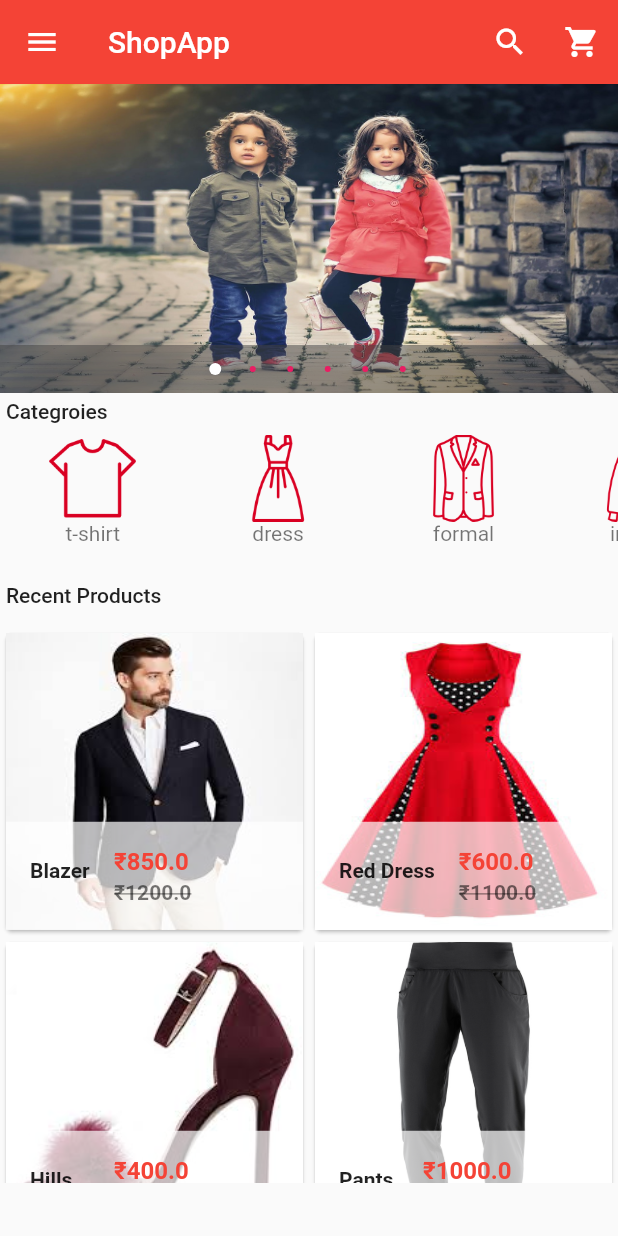
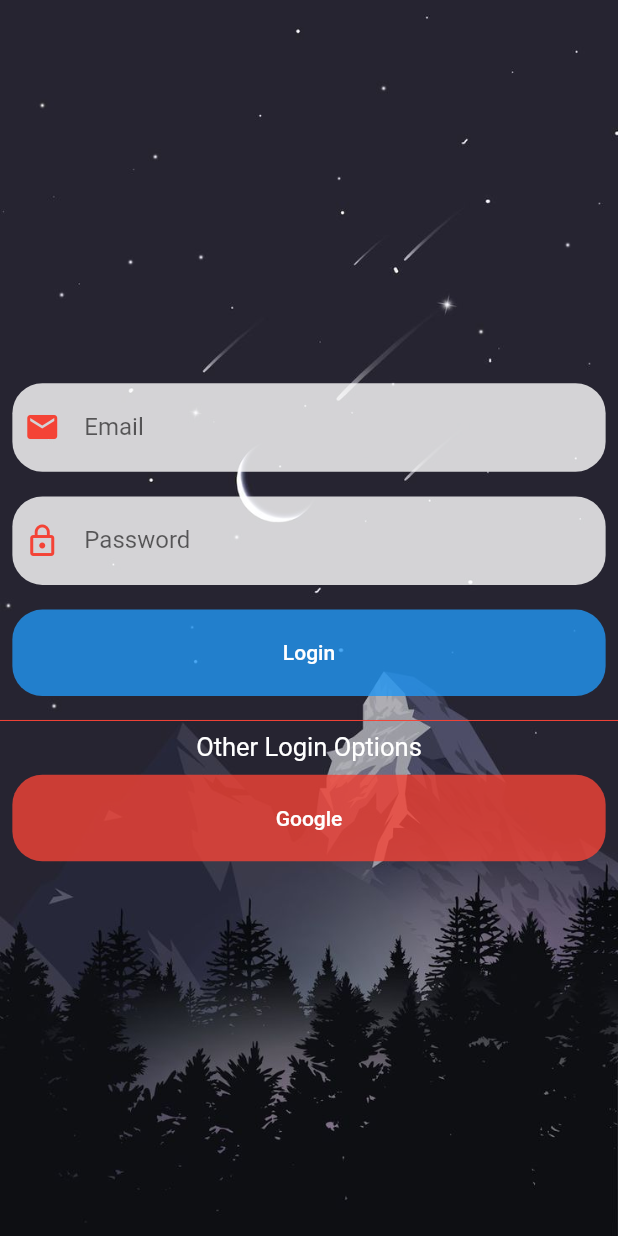
Before and after one commit to ksrikanth554/ecommerceapp, a Flutter app: the screen it shows after launch, on a phone screen of 412 x 824 dp. Run offline on Flutter 3.47's test engine with Material 2 defaults, Android fonts, the phone set to English and light mode, and no system bars; drawn by our look-alikes of carousel_pro; our stand-ins replace cloud_firestore, firebase_auth, google_sign_in, shared_preferences, toast; accounts and stored records are empty.

Commit message:
loginupdated

```diff
--- /dev/null
+++ b/lib/login.dart
@@ -0,0 +1,259 @@
+import 'package:cloud_firestore/cloud_firestore.dart';
+import 'package:firebase_auth/firebase_auth.dart';
+import 'package:flutter/material.dart';
+import 'package:google_sign_in/google_sign_in.dart';
+import 'package:shared_preferences/shared_preferences.dart';
+import 'package:toast/toast.dart';
+
+import 'homepage.dart';
+
+class Login extends StatefulWidget {
+  @override
+  _LoginState createState() => _LoginState();
+}
+
+class _LoginState extends State<Login> {
+  final GoogleSignIn googleSignIn=GoogleSignIn();
+  final FirebaseAuth firebaseAuth=FirebaseAuth.instance;
+  TextEditingController emailController=TextEditingController();
+  TextEditingController passwordController=TextEditingController();
+  final _formkey=GlobalKey<FormState>();
+
+  SharedPreferences preferences;
+  bool isLoading=false;
+  bool isLoggedin=false;
+
+  @override
+  void initState() {
+    // TODO: implement initState
+    super.initState();
+   // isSignedIn();
+  }
+  void isSignedIn()async{
+        setState(() {
+          isLoading=true;
+        });
+      preferences=await SharedPreferences.getInstance();
+      isLoggedin=await googleSignIn.isSignedIn();
+      if (isLoggedin) {
+        Navigator.of(context).pushReplacement(MaterialPageRoute(builder: (ctx)=>HomePage()));
+      }
+      setState(() {
+        isLoading=false;
+      });
+
+  }
+
+  Future handleSignIn()async{
+    preferences=await SharedPreferences.getInstance();
+    setState(() {
+      isLoading=true;
+    });
+    GoogleSignInAccount googleuser=await googleSignIn.signIn();
+    GoogleSignInAuthentication googleSignInAuthentication=await googleuser.authentication;
+
+    final AuthCredential credential=GoogleAuthProvider.getCredential(
+                                                                      idToken: googleSignInAuthentication.idToken,
+                                                                       accessToken: googleSignInAuthentication.accessToken
+                                                                    );
+
+    final AuthResult authResult=await firebaseAuth.signInWithCredential(credential);
+    FirebaseUser firebaseUser=authResult.user;
+    if (firebaseUser!=null) {
+      final QuerySnapshot result=await Firestore.instance.collection("users").where("id",isEqualTo:firebaseUser.uid).getDocuments();
+      final List<DocumentSnapshot> documnets=result.documents;
+      if (documnets.length==0) {
+        Firestore.instance.collection("users").document(firebaseUser.uid)
+                                              .setData(
+                                                    {
+                                                      "id":firebaseUser.uid,
+                                                      "username":firebaseUser.displayName,
+                                                      "profilePicture":firebaseUser.photoUrl
+                                                    }
+                                                 );
+        await preferences.setString("id", firebaseUser.uid);
+        await preferences.setString("username", firebaseUser.displayName);
+        await preferences.setString("profilePicture", firebaseUser.photoUrl);
+      }
+      else{
+        await preferences.setString("id", documnets[0]["id"]);
+        await preferences.setString("username", documnets[0]["username"]);
+        await preferences.setString("profilePicture", documnets[0]["profilePicture"]);
+
+      }
+       isLoggedin=await googleSignIn.isSignedIn();
+      if (isLoggedin) {
+        Navigator.of(context).pushReplacement(MaterialPageRoute(builder: (ctx)=>HomePage()));
+      }
+      Toast.show("Successfully LoggedIn", context,duration:Toast.LENGTH_LONG);
+      setState(() {
+        isLoading=false;
+      });
+    }
+    else{
+
+    }
+
+  }
+
+  @override
+  Widget build(BuildContext context) {
+    return Scaffold(
+     // resizeToAvoidBottomInset: false,
+      // appBar: AppBar(
+      //   title: Text('Loggin'),
+
+      // ),
+      body: Stack(
+
+        children: <Widget>[
+          // Center(
+          //   child:FlatButton(onPressed:(){
+          //     handleSignIn();
+          //   }, child: Text('Sign In/Sign up with google')),
+          // ),
+
+
+          Image.asset("images/login_image.jpg",
+          fit: BoxFit.fill,
+          width: double.infinity,
+          height: double.infinity,
+          ),
+          SingleChildScrollView(
+              child: Container(
+              padding:EdgeInsets.only(
+               top:MediaQuery.of(context).size.height*0.3
+                ),
+              child: Form(
+                  key: _formkey,
+                  child: Container(
+
+                         child: Column(
+                      children: <Widget>[
+                        Padding(
+                          padding:  EdgeInsets.all(MediaQuery.of(context).size.width*0.02),
+                          child: Material(
+                          elevation: 0.0,
+                          borderRadius: BorderRadius.circular(20.0),
+                          color: Colors.white.withOpacity(0.8),
+                          child: Container(
+                            decoration: BoxDecoration(
+
+                            ),
+                            child: TextFormField(
+                              decoration: InputDecoration(
+                                hintText: "Enter Email",
+                                labelText: "Email",
+                                border: InputBorder.none,
+
+                                icon: Padding(
+                                  padding: const EdgeInsets.only(left:8.0),
+                                  child: Icon(Icons.email,color: Colors.red,),
+                                )
+                              ),
+                              controller:emailController ,
+                            ),
+                          ),
+                          ),
+                        ),
+                        Padding(
+                          padding:  EdgeInsets.all(MediaQuery.of(context).size.width*0.02),
+                          child: Material(
+                          elevation: 0.0,
+                          borderRadius: BorderRadius.circular(20.0),
+                          color: Colors.white.withOpacity(0.8),
+                          child: Container(
+                            decoration: BoxDecoration(
+
+                            ),
+                            child: TextFormField(
+                              decoration: InputDecoration(
+                                hintText: "Enter Password",
+                                labelText: "Password",
+                                border: InputBorder.none,
+                                icon: Padding(
+                                  padding: const EdgeInsets.only(left:8.0),
+                                  child: Icon(Icons.lock_outline,color: Colors.red,),
+                                )
+                              ),
+                              controller:passwordController ,
+                            ),
+                          ),
+                          ),
+                        ),
+                        Padding(
+                          padding:  EdgeInsets.all(MediaQuery.of(context).size.width*0.02),
+                          child: Material(
+
+                          elevation: 0.0,
+                          borderRadius: BorderRadius.circular(20.0),
+                          color: Colors.blue.withOpacity(0.8),
+                          child: Container(
+                            width: MediaQuery.of(context).size.width,
+                            height: MediaQuery.of(context).size.height*0.07,
+                            decoration: BoxDecoration(
+
+                            ),
+                            child: MaterialButton(
+                              //color: Colors.blue,
+                              child: Text('Login',style: TextStyle(color:Colors.white),),
+                              onPressed:(){}
+                              ),
+                          ),
+                          ),
+                        ),
+                        Divider(color: Colors.red,),
+                        Text('Other Login Options',style:TextStyle(color:Colors.white,fontSize: 17.0),),
+                        Padding(
+                          padding:  EdgeInsets.all(MediaQuery.of(context).size.width*0.02),
+                          child: Material(
+
+                          elevation: 0.0,
+                          borderRadius: BorderRadius.circular(20.0),
+                          color: Colors.red.withOpacity(0.8),
+                          child: Container(
+                            width: MediaQuery.of(context).size.width,
+                            height: MediaQuery.of(context).size.height*0.07,
+                            decoration: BoxDecoration(
+
+                            ),
+                            child: MaterialButton(
+                              //color: Colors.blue,
+                              child: Text('Google',style: TextStyle(color:Colors.white),),
+                              onPressed:(){
+                                handleSignIn();
+                              }
+                              ),
+                          ),
+                          ),
+                        ),
+
+
+                      ],
+                ),
+
+                  ),
+              ),
+
+            ),
+          ),
+
+
+          Visibility(
+            visible:isLoading??true,
+            child: Center(
+              child: Container(
+                   child: CircularProgressIndicator(
+                  valueColor: AlwaysStoppedAnimation<Color>(Colors.red),
+                ),
+              ),
+            ),
+          )
+        ],
+      ),
+
+    );
+  }
+
+
+}
--- a/lib/main.dart
+++ b/lib/main.dart
@@ -1,4 +1,5 @@
 import 'package:carousel_pro/carousel_pro.dart';
+import 'package:ecommerceapp/login.dart';
 import './cart.dart';
 import './components/horizontallist_categories.dart';
 import 'package:flutter/material.dart';
@@ -16,154 +17,7 @@ void main(){
 
       debugShowCheckedModeBanner: false,
 
-      home: HomePage(),
+      home: Login(),
     )
   );
 }
-
-class HomePage extends StatefulWidget {
-  @override
-  _HomePageState createState() => _HomePageState();
-}
-
-class _HomePageState extends State<HomePage> {
-
-  @override
-  Widget build(BuildContext context) {
-     Widget images_carousel=Container(
-        height: MediaQuery.of(context).size.width*0.5,
-        child: Carousel(
-          boxFit: BoxFit.fill,
-          images: [
-            AssetImage('images/c1.jpg'),
-            AssetImage('images/m1.jpeg'),
-            AssetImage('images/m2.jpg'),
-            AssetImage('images/w1.jpeg'),
-            AssetImage('images/w3.jpeg'),
-            AssetImage('images/w4.jpeg')
-          ],
-       // dotBgColor: Colors.grey,
-        dotSize: 4.0,
-        dotColor: Colors.pink,
-        indicatorBgPadding: 12.0,
-        autoplay: false,
-        ),
-     );
-     SystemChrome.setSystemUIOverlayStyle(SystemUiOverlayStyle(statusBarColor: Colors.red));
-    return Scaffold(
-      appBar: AppBar(
-        elevation: 0.1,
-        title: Text('ShopApp'),
-        backgroundColor: Colors.red,
-        actions: <Widget>[
-          IconButton(icon: Icon(Icons.search,color: Colors.white,), onPressed: (){}),
-          IconButton(icon: Icon(Icons.shopping_cart,color: Colors.white,),
-          onPressed: (){
-            Navigator.of(context).push(MaterialPageRoute(builder: (ctx)=>Cart()));
-          }
-          ),
-
-        ],
-      ),
-      drawer: Drawer(
-        child: ListView(
-          children: <Widget>[
-            UserAccountsDrawerHeader(
-             accountName:Text('Kotla Srikanth'),
-             accountEmail: Text('ksrikanth554@gmail.com'),
-             currentAccountPicture: GestureDetector(
-               child: CircleAvatar(
-                 backgroundColor: Colors.grey,
-                 child: Icon(Icons.person,color: Colors.white,),
-               ),
-             ),
-             decoration: BoxDecoration(
-               color: Colors.red
-             ),
-            ),
-            InkWell(
-              child: ListTile(
-                leading: Icon(Icons.home,color: Colors.red,),
-                title: Text('Home Page'),
-              ),
-              onTap:(){},
-            ),
-            InkWell(
-              child: ListTile(
-                leading: Icon(Icons.person,color: Colors.red,),
-                title: Text('My Account'),
-              ),
-              onTap:(){},
-            ),
-            InkWell(
-              child: ListTile(
-                leading: Icon(Icons.shopping_basket,color: Colors.red,),
-                title: Text('My Orders'),
-              ),
-              onTap:(){},
-            ),
-            InkWell(
-              child: ListTile(
-                leading: Icon(Icons.shopping_cart,color: Colors.red,),
-                title: Text('Shopping Cart'),
-              ),
-              onTap:(){
-                Navigator.of(context).push(MaterialPageRoute(builder:(ctx)=>Cart()));
-              },
-            ),
-            InkWell(
-              child: ListTile(
-                leading: Icon(Icons.dashboard,color: Colors.red,),
-                title: Text('Categories'),
-              ),
-              onTap:(){},
-            ),
-            InkWell(
-              child: ListTile(
-                leading: Icon(Icons.favorite,color: Colors.red,),
-                title: Text('Favourities'),
-              ),
-              onTap:(){},
-            ),
-            Divider(height: 2,),
-            InkWell(
-              child: ListTile(
-                leading: Icon(Icons.settings,color: Colors.blue,),
-                title: Text('Settings'),
-              ),
-              onTap:(){},
-            ),
-            InkWell(
-              child: ListTile(
-                leading: Icon(Icons.help,color: Colors.green,),
-                title: Text('About'),
-              ),
-              onTap:(){},
-            ),
-          ],
-        ),
-      ),
-      body: ListView(
-        children: <Widget>[
-          images_carousel,
-          Padding(
-            padding: const EdgeInsets.all(4.0),
-            child: Text('Categroies',style: TextStyle(fontWeight: FontWeight.w500),),
-          ),
-          HorizontalList(),
-         Container(
-           height: MediaQuery.of(context).size.height*0.04,
-           alignment: Alignment.topLeft,
-           padding: EdgeInsets.all(4.0),
-           child: Text('Recent Products',style: TextStyle(fontWeight:FontWeight.w500,),),
-         ),
-          Container(
-            height: MediaQuery.of(context).size.width*0.9,
-            child: Products()
-            )
-        ],
-      ),
-
-    );
-  }
-}
--- a/pubspec.yaml
+++ b/pubspec.yaml
@@ -25,6 +25,11 @@ dependencies:
   # Use with the CupertinoIcons class for iOS style icons.
   cupertino_icons: ^0.1.2
   carousel_pro: ^1.0.0
+  firebase_auth: ^0.15.5+3
+  cloud_firestore: ^0.13.4+2
+  shared_preferences: ^0.5.6+3
+  google_sign_in: ^4.4.0
+  toast: ^0.1.5
 dev_dependencies:
   flutter_test:
     sdk: flutter
@@ -68,6 +73,7 @@ flutter:
    - images/products/shoe1.jpg
    - images/products/skt1.jpeg
    - images/products/skt2.jpeg
+   - images/login_image.jpg
 
 
 
```
Also changed, not shown: lib/homepage.dart (added, +154 -0 lines), images/login_image.jpg (added), pubspec.lock, 4 other files.
